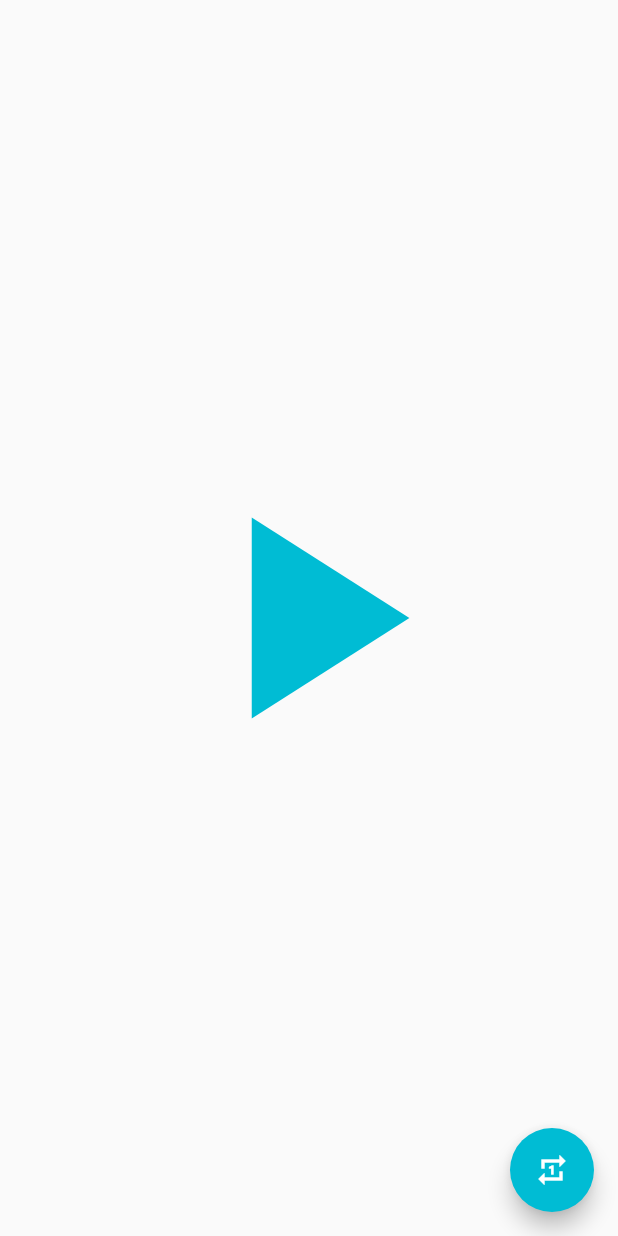
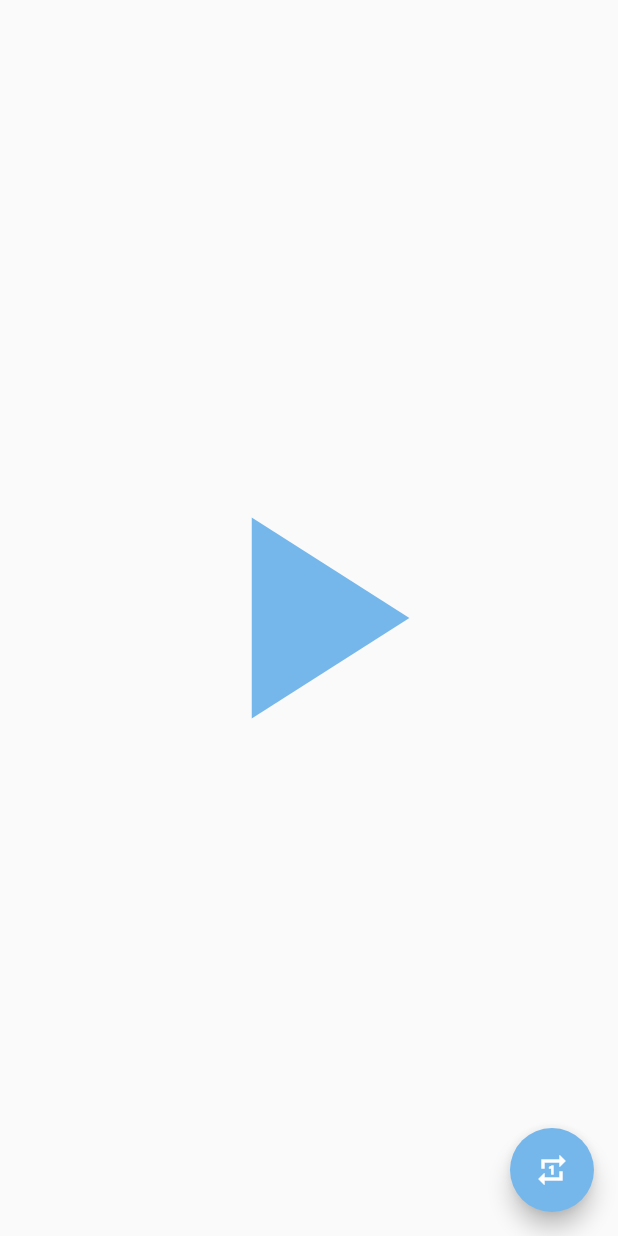
Before and after one commit to mantranit/sleeping_easier, a Flutter app: the screen it shows after launch, on a phone screen of 412 x 824 dp. Run offline on Flutter 3.47's test engine with Material 2 defaults, Android fonts, the phone set to English and light mode, and no system bars; our stand-ins replace audioplayers.

Commit message:
change colors

```diff
--- a/lib/containers/audio_player.dart
+++ b/lib/containers/audio_player.dart
@@ -73,21 +73,22 @@ class _AudioPlayerContainerState extends State<AudioPlayerContainer> {
             mainAxisAlignment: MainAxisAlignment.spaceEvenly,
             mainAxisSize: MainAxisSize.min,
             children: <Widget>[
-              if (!isPlaying)
-                IconButton(
+              AnimatedCrossFade(
+                duration: const Duration(seconds: 1),
+                firstChild: IconButton(
+                  onPressed: () => stop(),
+                  icon: Icon(Icons.stop),
+                  iconSize: 230,
+                  color: Color(0xFF76B7EB),
+                ),
+                secondChild: IconButton(
                   onPressed: () => play(),
                   icon: Icon(Icons.play_arrow),
                   iconSize: 230,
-                  color: Colors.cyan,
-                )
-              else
-                IconButton(
-                  onPressed: () => stop(),
-                  icon: Icon(Icons.stop),
-                  iconSize: 230,
-                  color: Colors.cyan,
+                  color: Color(0xFF76B7EB),
                 ),
-
+                crossFadeState: isPlaying ? CrossFadeState.showFirst : CrossFadeState.showSecond,
+              )
             ],
           ),
         ),
@@ -95,7 +96,7 @@ class _AudioPlayerContainerState extends State<AudioPlayerContainer> {
       floatingActionButton: FloatingActionButton(
         onPressed: () => setState(() => isLoop = !isLoop),
         child: isLoop ? Icon(Icons.repeat_one) : Icon(Icons.repeat),
-        backgroundColor: isLoop ? Colors.cyan : Colors.grey,
+        backgroundColor: isLoop ? Color(0xFF76B7EB) : Color(0xFFF5D7B7),
       )
     );
   }
```
